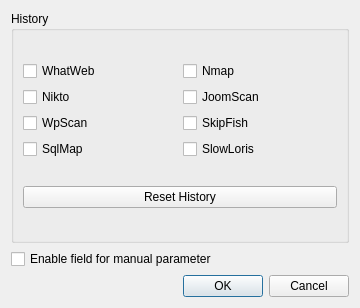
This is settingsDialog.ui in Mte90/PenMode-QT as Qt 5 draws it before an edit. The edited form follows.
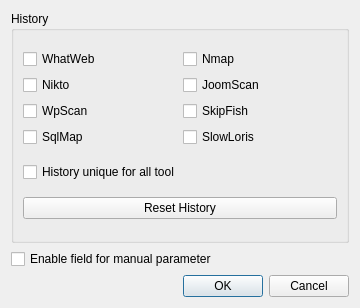
This is the edited form.

Commit message: add history all setting

```diff
--- a/settingsDialog.ui
+++ b/settingsDialog.ui
@@ -98,13 +98,20 @@
             </item>
            </layout>
           </item>
-          <item row="2" column="0">
+          <item row="3" column="0">
            <widget class="QPushButton" name="resetHistory">
             <property name="text">
              <string>Reset History</string>
             </property>
            </widget>
           </item>
+          <item row="2" column="0">
+           <widget class="QCheckBox" name="historyAll">
+            <property name="text">
+             <string>History unique for all tool</string>
+            </property>
+           </widget>
+          </item>
          </layout>
         </widget>
        </item>
```
The commit also changes 2 other files.
